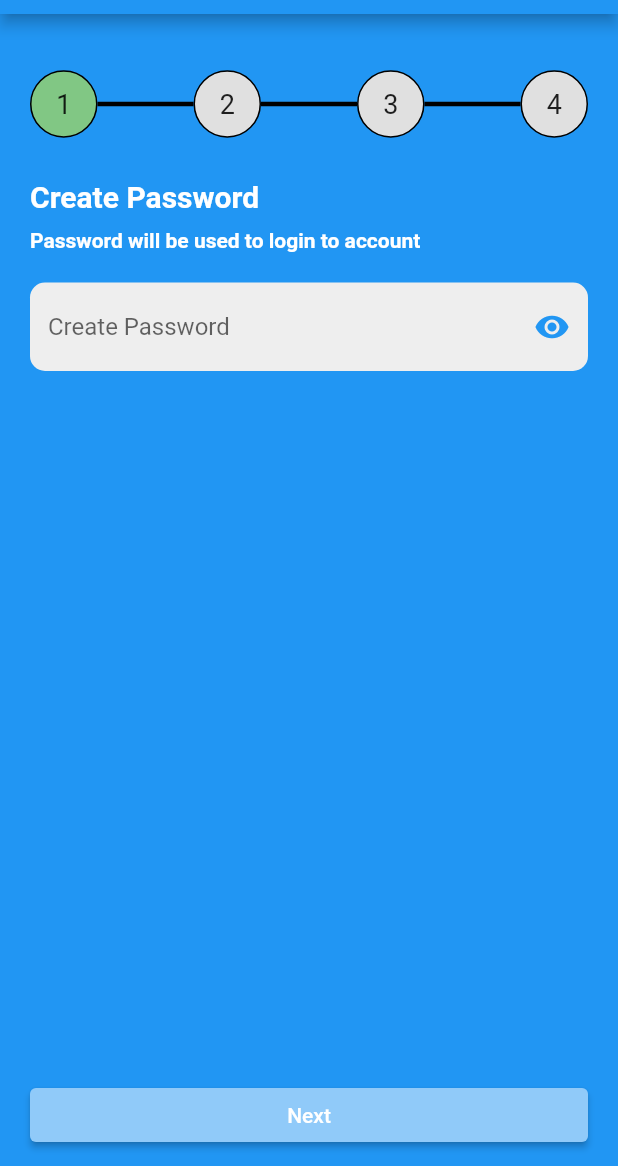
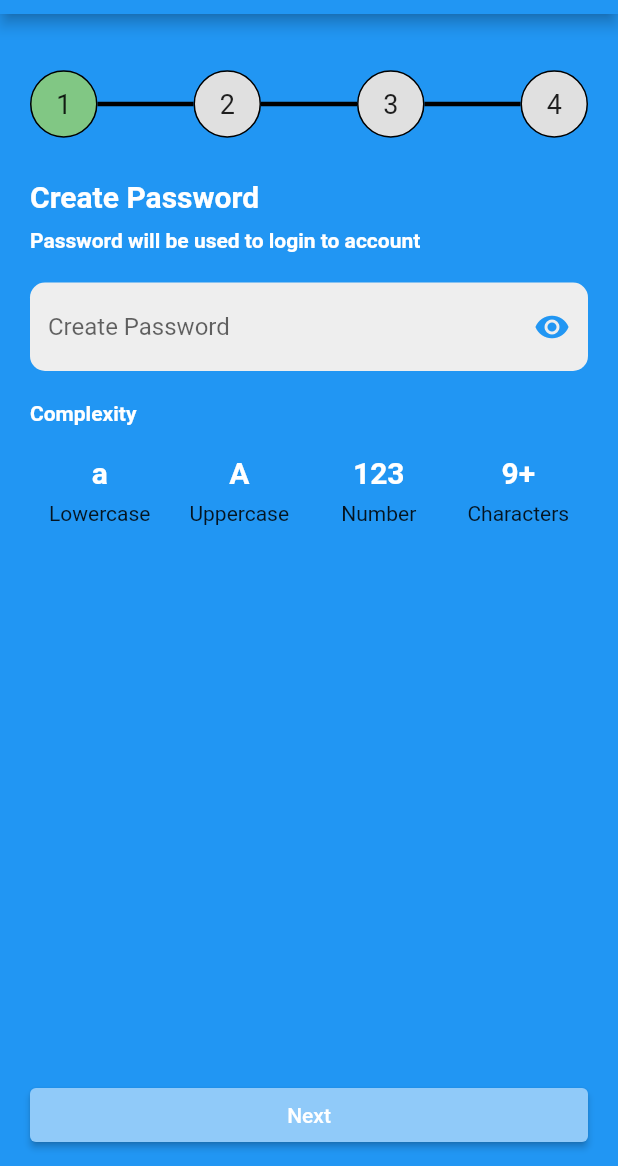
Before and after one commit to devalensio/flutter_registration, a Flutter app: the screen it shows after launch, after a tap on "Next", on a phone screen of 412 x 824 dp, the part 70-1236 px from its top. Run offline on Flutter 3.47's test engine with Material 2 defaults, Android fonts, the phone set to English and light mode, and no system bars.

Commit message:
loop complexityItems to display in ui

```diff
--- a/lib/widgets/create_password_view.dart
+++ b/lib/widgets/create_password_view.dart
@@ -87,6 +87,30 @@ class CreatePasswordView extends StatelessWidget {
           const SizedBox(
             height: 20,
           ),
+          Text('Complexity', style: Theme.of(context).textTheme.bodyText1),
+          const SizedBox(
+            height: 20,
+          ),
+          Row(
+            children: _complexityItems
+                .map(
+                  (item) => Expanded(
+                    child: Column(
+                      children: [
+                        Text(
+                          item['title'],
+                          style: Theme.of(context).textTheme.headline2,
+                        ),
+                        const SizedBox(
+                          height: 8,
+                        ),
+                        Text(item['subTitle']),
+                      ],
+                    ),
+                  ),
+                )
+                .toList(),
+          ),
           Spacer(),
           Container(
             width: double.infinity,
```
